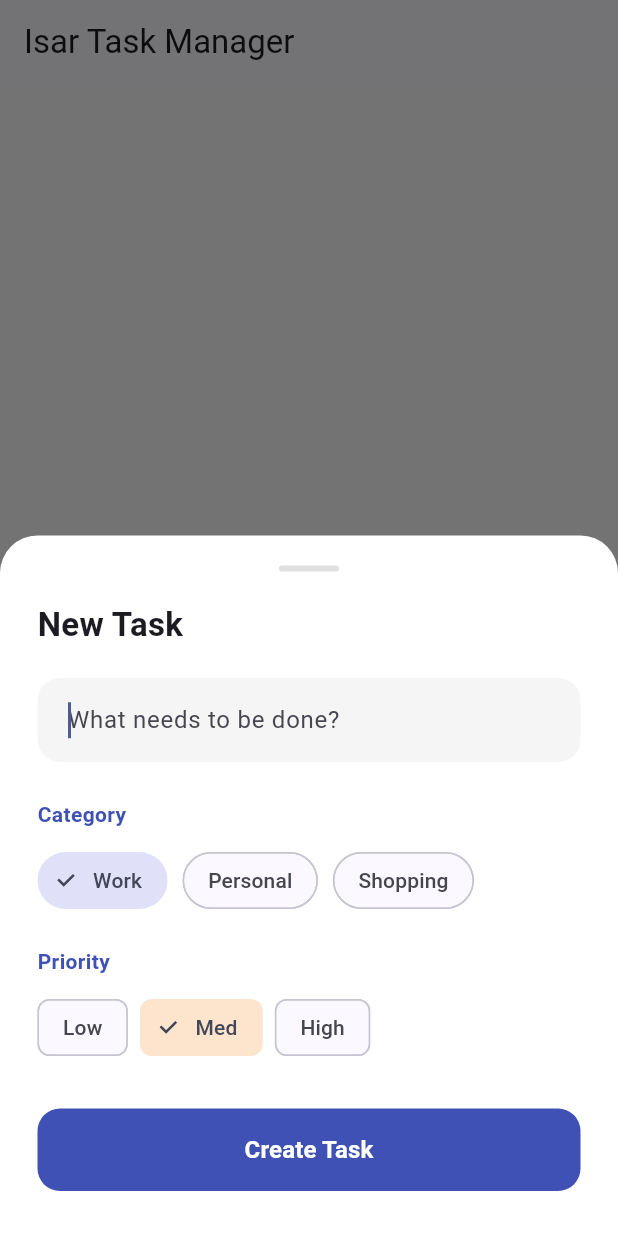
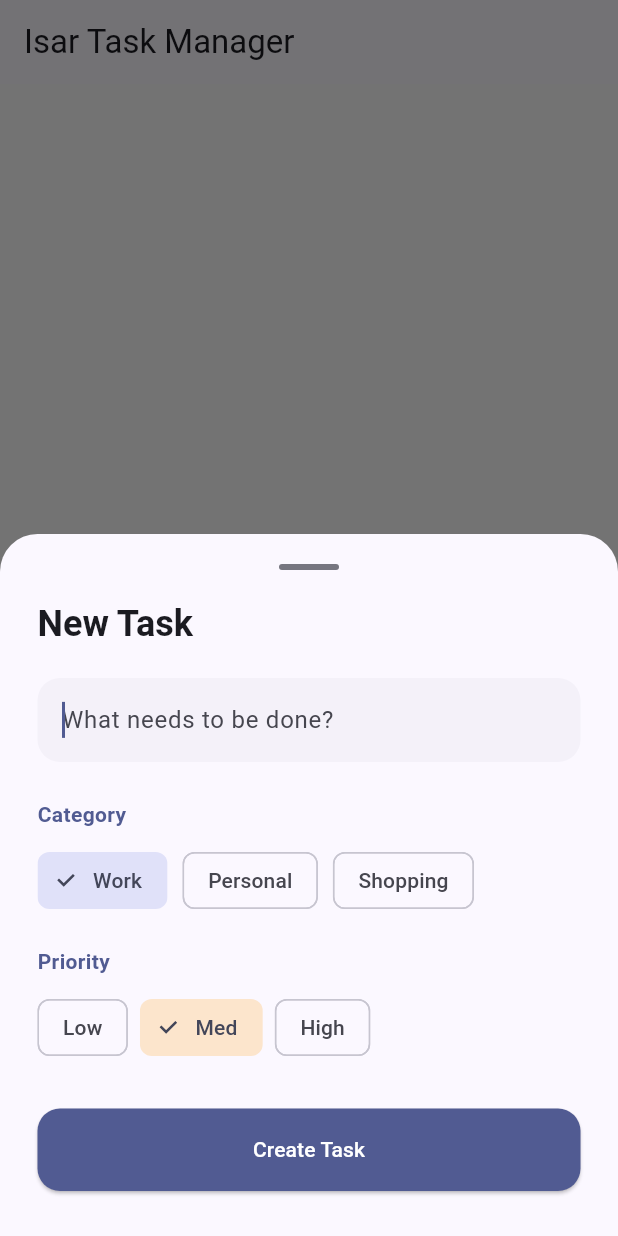
Before and after one commit to shoaib217/TODO-Using-Isar-Flutter, a Flutter app: the screen it shows after launch, after a tap on the "add" icon, on a phone screen of 412 x 824 dp. Run offline on Flutter 3.47's test engine with Material 3 defaults, Android fonts, the phone set to English and light mode, and no system bars; our stand-ins replace isar; accounts and stored records are empty; generated files the repository leaves out were written again.

Commit message:
Refactor the TODO bottom sheet to use theme-based styling and fix animation opacity clamping.
- Update bottom sheet colors, typography, and button styles to use the current `ThemeData` instead of hardcoded colors.
- Clamp the `TweenAnimationBuilder` value to prevent opacity errors during the "bounce" effect.
- Adjust layout and decoration of the bottom sheet container for better theme integration.
- Refactor the category and priority selection labels to use primary theme colors.

```diff
--- a/lib/main.dart
+++ b/lib/main.dart
@@ -43,10 +43,11 @@ class _TodoScreenState extends State<TodoScreen> {
   int _tempPriority = 1;
 
 
+
   void _showTodoSheet({Todo? todo}) {
     if (todo != null) {
-      _controller.text = todo.title;      _tempCategory = todo.category ?? 'Work';
-      _tempPriority = todo.priority;
+      _controller.text = todo.title;
+      _tempCategory = todo.category ?? 'Work';_tempPriority = todo.priority;
     } else {
       _controller.clear();
       _tempCategory = 'Work';
@@ -56,48 +57,49 @@ class _TodoScreenState extends State<TodoScreen> {
     showModalBottomSheet(
       context: context,
       isScrollControlled: true,
-      backgroundColor: Colors.white,
-      shape: const RoundedRectangleBorder(
-        borderRadius: BorderRadius.vertical(top: Radius.circular(25)),
-      ),
+      backgroundColor: Colors.transparent,
       builder: (context) => StatefulBuilder(
         builder: (context, setModalState) => TweenAnimationBuilder<double>(
           duration: const Duration(milliseconds: 400),
-          curve: Curves.easeOutBack, // Gives a slight "bounce" effect
-          tween: Tween(begin: 0.0, end: 1.0),
-          builder: (context, value, child) {
+          curve: Curves.easeOutBack,
+          tween: Tween<double>(begin: 0.0, end: 1.0),
+          builder: (context, double value, child) {
             return Opacity(
-              opacity: value,
+              // FIX: Clamp the value so it never goes below 0.0 or above 1.0
+              opacity: value.clamp(0.0, 1.0),
               child: Transform.translate(
-                offset: Offset(0, 50 * (1 - value)), // Slides up 50 pixels
+                // The Transform can still use the 'overshoot' for the bounce effect
+                offset: Offset(0, 50 * (1 - value)),
                 child: child,
               ),
             );
           },
-          child: Padding(
+          child: Container(
             padding: EdgeInsets.only(
               bottom: MediaQuery.of(context).viewInsets.bottom,
               left: 25, right: 25, top: 20,
+            ),
+            decoration: BoxDecoration(
+              color: Theme.of(context).colorScheme.surface,
+              borderRadius: const BorderRadius.vertical(top: Radius.circular(25)),
             ),
             child: Column(
               mainAxisSize: MainAxisSize.min,
               crossAxisAlignment: CrossAxisAlignment.start,
               children: [
-                // Handle bar for better UX
                 Center(
                   child: Container(
-                    width: 40,
-                    height: 4,
+                    width: 40, height: 4,
                     margin: const EdgeInsets.only(bottom: 20),
                     decoration: BoxDecoration(
-                      color: Colors.grey[300],
+                      color: Theme.of(context).dividerColor,
                       borderRadius: BorderRadius.circular(10),
                     ),
                   ),
                 ),
                 Text(
                   todo == null ? 'New Task' : 'Edit Task',
-                  style: const TextStyle(fontSize: 22, fontWeight: FontWeight.bold),
+                  style: Theme.of(context).textTheme.headlineSmall?.copyWith(fontWeight: FontWeight.bold),
                 ),
                 const SizedBox(height: 20),
                 TextField(
@@ -106,8 +108,7 @@ class _TodoScreenState extends State<TodoScreen> {
                   decoration: InputDecoration(
                     hintText: 'What needs to be done?',
                     filled: true,
-                    fillColor: Colors.grey[100],
-                    contentPadding: const EdgeInsets.all(16),
+                    fillColor: Theme.of(context).colorScheme.surfaceVariant.withOpacity(0.3),
                     border: OutlineInputBorder(
                       borderRadius: BorderRadius.circular(15),
                       borderSide: BorderSide.none,
@@ -115,7 +116,7 @@ class _TodoScreenState extends State<TodoScreen> {
                   ),
                 ),
                 const SizedBox(height: 25),
-                const Text("Category", style: TextStyle(fontWeight: FontWeight.bold, color: Colors.indigo)),
+                Text("Category", style: TextStyle(fontWeight: FontWeight.bold, color: Theme.of(context).colorScheme.primary)),
                 const SizedBox(height: 10),
                 Wrap(
                   spacing: 10,
@@ -124,12 +125,11 @@ class _TodoScreenState extends State<TodoScreen> {
                       label: Text(cat),
                       selected: _tempCategory == cat,
                       onSelected: (val) => setModalState(() => _tempCategory = cat),
-                      shape: RoundedRectangleBorder(borderRadius: BorderRadius.circular(20)),
                     );
                   }).toList(),
                 ),
                 const SizedBox(height: 20),
-                const Text("Priority", style: TextStyle(fontWeight: FontWeight.bold, color: Colors.indigo)),
+                Text("Priority", style: TextStyle(fontWeight: FontWeight.bold, color: Theme.of(context).colorScheme.primary)),
                 const SizedBox(height: 10),
                 Row(
                   children: [
@@ -142,10 +142,9 @@ class _TodoScreenState extends State<TodoScreen> {
                 ElevatedButton(
                   style: ElevatedButton.styleFrom(
                     minimumSize: const Size(double.infinity, 55),
-                    backgroundColor: Colors.indigo,
-                    foregroundColor: Colors.white,
+                    backgroundColor: Theme.of(context).colorScheme.primary,
+                    foregroundColor: Theme.of(context).colorScheme.onPrimary,
                     shape: RoundedRectangleBorder(borderRadius: BorderRadius.circular(15)),
-                    elevation: 0,
                   ),
                   onPressed: () {
                     if (_controller.text.isNotEmpty) {
@@ -160,10 +159,7 @@ class _TodoScreenState extends State<TodoScreen> {
                       Navigator.pop(context);
                     }
                   },
-                  child: Text(
-                    todo == null ? 'Create Task' : 'Update Task',
-                    style: const TextStyle(fontSize: 16, fontWeight: FontWeight.bold),
-                  ),
+                  child: Text(todo == null ? 'Create Task' : 'Update Task'),
                 ),
                 const SizedBox(height: 30),
               ],
@@ -173,6 +169,7 @@ class _TodoScreenState extends State<TodoScreen> {
       ),
     );
   }
+
 
   Widget _prioChip(StateSetter setState, int val, String label, Color color) {
     bool isSelected = _tempPriority == val;
```
